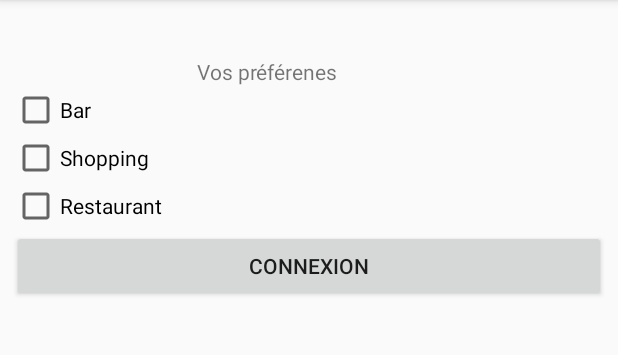
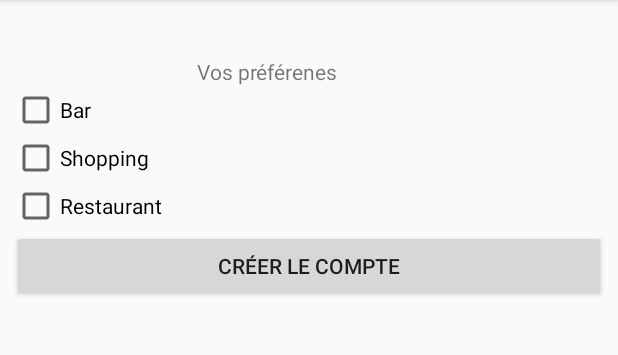
Before and after one commit to FrancoisRmn/SmartCity, an Android app: the Preference screen opened directly, with no data from a screen before it, on a phone screen of 412 x 824 dp, the part 84-439 px from its top. Run offline under Robolectric (Android 15) with nearby library versions, the phone set to English and light mode, and no system bars.

Commit message:
Preferences xml

```diff
--- a/app/src/main/res/layout/activity_preferences.xml
+++ b/app/src/main/res/layout/activity_preferences.xml
@@ -12,7 +12,7 @@
         android:layout_marginStart="131dp"
         android:layout_marginLeft="131dp"
         android:layout_marginTop="38dp"
-        android:text="Vos préférenes"
+        android:text="@string/preferences"
         app:layout_constraintStart_toStartOf="parent"
         app:layout_constraintTop_toTopOf="parent" />
 
@@ -33,23 +33,23 @@
         <CheckBox android:id="@+id/checkbox_bar"
             android:layout_width="wrap_content"
             android:layout_height="wrap_content"
-            android:text="Bar"
+            android:text="@string/bar"
             android:onClick="onCheckboxClicked"/>
         <CheckBox android:id="@+id/checkbox_shopping"
             android:layout_width="wrap_content"
             android:layout_height="wrap_content"
-            android:text="Shopping"
+            android:text="@string/shopping"
             android:onClick="onCheckboxClicked"/>
         <CheckBox android:id="@+id/checkbox_restaurant"
             android:layout_width="wrap_content"
             android:layout_height="wrap_content"
-            android:text="Restaurant"
+            android:text="@string/restaurant"
             android:onClick="onCheckboxClicked"/>
 
         <Button
-            android:id="@+id/ConnectionButton"
+            android:id="@+id/creationButton"
             android:layout_width="match_parent"
             android:layout_height="wrap_content"
-            android:text="Connexion" />
+            android:text="@string/createButton" />
     </LinearLayout>
 </android.support.constraint.ConstraintLayout>
--- a/app/src/main/res/values/strings.xml
+++ b/app/src/main/res/values/strings.xml
@@ -18,4 +18,9 @@
     <string name="market">Market</string>
     <string name="direction">Direction</string>
     <string name="settings">Settings</string>
+    <string name="preferences">Vos préférenes</string>
+    <string name="bar">Bar</string>
+    <string name="shopping">Shopping</string>
+    <string name="restaurant">Restaurant</string>
+    <string name="createButton">Créer le compte</string>
 </resources>
```
